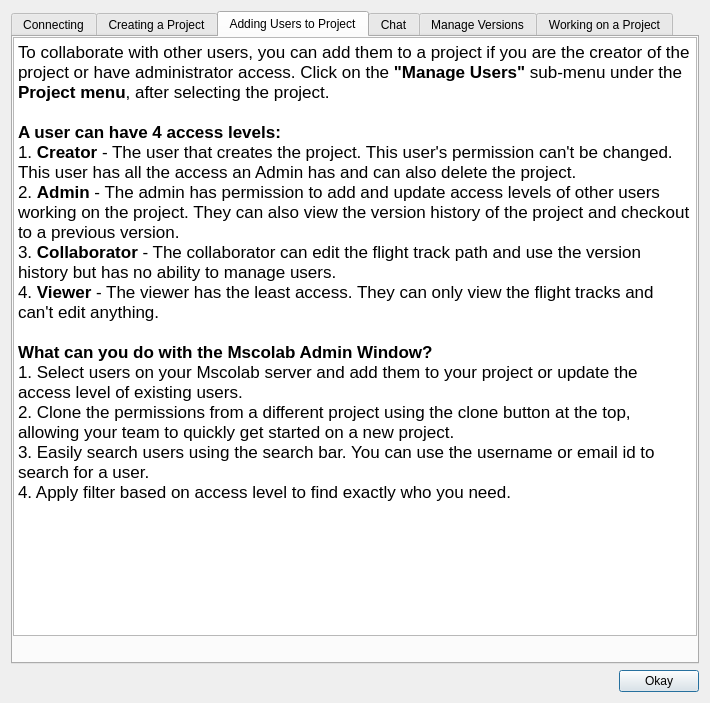
The window that mslib/msui/ui/ui_mscolab_help_dialog.ui (Open-MSS/MSS) describes before a commit, drawn with Qt 5.
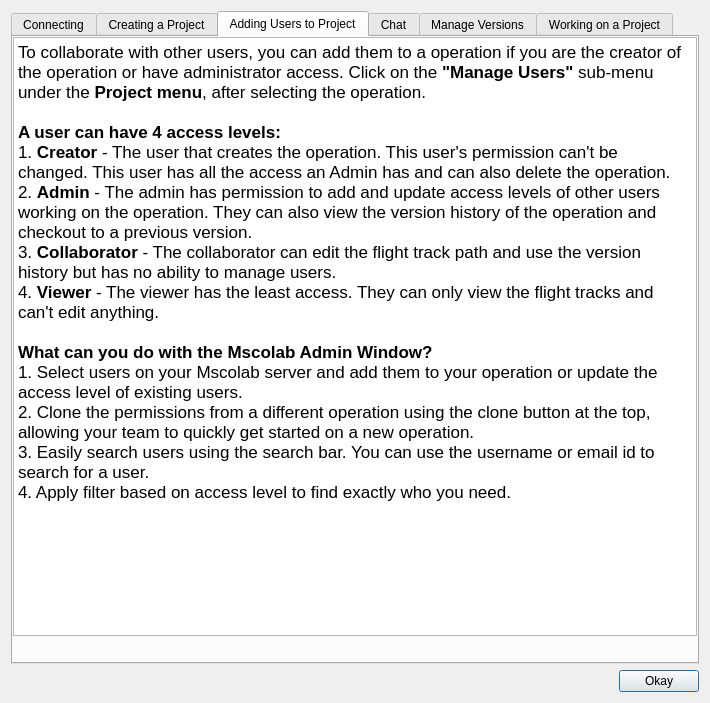
The same window after the commit. The open tabs and pages were chosen to show the change. Icons and pictures are not drawn.

Commit message: project renamed to operation

```diff
--- a/mslib/msui/ui/ui_mscolab_help_dialog.ui
+++ b/mslib/msui/ui/ui_mscolab_help_dialog.ui
@@ -386,17 +386,17 @@
 &lt;html&gt;&lt;head&gt;&lt;meta name=&quot;qrichtext&quot; content=&quot;1&quot; /&gt;&lt;style type=&quot;text/css&quot;&gt;
 p, li { white-space: pre-wrap; }
 &lt;/style&gt;&lt;/head&gt;&lt;body style=&quot; font-family:'.AppleSystemUIFont'; font-size:13pt; font-weight:400; font-style:normal;&quot;&gt;
-&lt;p style=&quot; margin-top:0px; margin-bottom:0px; margin-left:0px; margin-right:0px; -qt-block-indent:0; text-indent:0px;&quot;&gt;&lt;span style=&quot; font-family:'.SF NS Text';&quot;&gt;To collaborate with other users, you can add them to a project if you are the creator of the project or have administrator access. Click on the &lt;/span&gt;&lt;span style=&quot; font-family:'.SF NS Text'; font-weight:600;&quot;&gt;&amp;quot;Manage Users&amp;quot;&lt;/span&gt;&lt;span style=&quot; font-family:'.SF NS Text';&quot;&gt; sub-menu under the &lt;/span&gt;&lt;span style=&quot; font-family:'.SF NS Text'; font-weight:600;&quot;&gt;Project menu&lt;/span&gt;&lt;span style=&quot; font-family:'.SF NS Text';&quot;&gt;, after selecting the project.&lt;/span&gt;&lt;/p&gt;
+&lt;p style=&quot; margin-top:0px; margin-bottom:0px; margin-left:0px; margin-right:0px; -qt-block-indent:0; text-indent:0px;&quot;&gt;&lt;span style=&quot; font-family:'.SF NS Text';&quot;&gt;To collaborate with other users, you can add them to a operation if you are the creator of the operation or have administrator access. Click on the &lt;/span&gt;&lt;span style=&quot; font-family:'.SF NS Text'; font-weight:600;&quot;&gt;&amp;quot;Manage Users&amp;quot;&lt;/span&gt;&lt;span style=&quot; font-family:'.SF NS Text';&quot;&gt; sub-menu under the &lt;/span&gt;&lt;span style=&quot; font-family:'.SF NS Text'; font-weight:600;&quot;&gt;Project menu&lt;/span&gt;&lt;span style=&quot; font-family:'.SF NS Text';&quot;&gt;, after selecting the operation.&lt;/span&gt;&lt;/p&gt;
 &lt;p style=&quot;-qt-paragraph-type:empty; margin-top:0px; margin-bottom:0px; margin-left:0px; margin-right:0px; -qt-block-indent:0; text-indent:0px; font-family:'.SF NS Text';&quot;&gt;&lt;br /&gt;&lt;/p&gt;
 &lt;p style=&quot; margin-top:0px; margin-bottom:0px; margin-left:0px; margin-right:0px; -qt-block-indent:0; text-indent:0px;&quot;&gt;&lt;span style=&quot; font-family:'.SF NS Text'; font-weight:600;&quot;&gt;A user can have 4 access levels:&lt;/span&gt;&lt;/p&gt;
-&lt;p style=&quot; margin-top:0px; margin-bottom:0px; margin-left:0px; margin-right:0px; -qt-block-indent:0; text-indent:0px;&quot;&gt;&lt;span style=&quot; font-family:'.SF NS Text';&quot;&gt;1. &lt;/span&gt;&lt;span style=&quot; font-family:'.SF NS Text'; font-weight:600;&quot;&gt;Creator&lt;/span&gt;&lt;span style=&quot; font-family:'.SF NS Text';&quot;&gt; - The user that creates the project. This user's permission can't be changed. This user has all the access an Admin has and can also delete the project.&lt;/span&gt;&lt;/p&gt;
-&lt;p style=&quot; margin-top:0px; margin-bottom:0px; margin-left:0px; margin-right:0px; -qt-block-indent:0; text-indent:0px;&quot;&gt;&lt;span style=&quot; font-family:'.SF NS Text';&quot;&gt;2. &lt;/span&gt;&lt;span style=&quot; font-family:'.SF NS Text'; font-weight:600;&quot;&gt;Admin&lt;/span&gt;&lt;span style=&quot; font-family:'.SF NS Text';&quot;&gt; - The admin has permission to add and update access levels of other users working on the project. They can also view the version history of the project and checkout to a previous version.&lt;/span&gt;&lt;/p&gt;
+&lt;p style=&quot; margin-top:0px; margin-bottom:0px; margin-left:0px; margin-right:0px; -qt-block-indent:0; text-indent:0px;&quot;&gt;&lt;span style=&quot; font-family:'.SF NS Text';&quot;&gt;1. &lt;/span&gt;&lt;span style=&quot; font-family:'.SF NS Text'; font-weight:600;&quot;&gt;Creator&lt;/span&gt;&lt;span style=&quot; font-family:'.SF NS Text';&quot;&gt; - The user that creates the operation. This user's permission can't be changed. This user has all the access an Admin has and can also delete the operation.&lt;/span&gt;&lt;/p&gt;
+&lt;p style=&quot; margin-top:0px; margin-bottom:0px; margin-left:0px; margin-right:0px; -qt-block-indent:0; text-indent:0px;&quot;&gt;&lt;span style=&quot; font-family:'.SF NS Text';&quot;&gt;2. &lt;/span&gt;&lt;span style=&quot; font-family:'.SF NS Text'; font-weight:600;&quot;&gt;Admin&lt;/span&gt;&lt;span style=&quot; font-family:'.SF NS Text';&quot;&gt; - The admin has permission to add and update access levels of other users working on the operation. They can also view the version history of the operation and checkout to a previous version.&lt;/span&gt;&lt;/p&gt;
 &lt;p style=&quot; margin-top:0px; margin-bottom:0px; margin-left:0px; margin-right:0px; -qt-block-indent:0; text-indent:0px;&quot;&gt;&lt;span style=&quot; font-family:'.SF NS Text';&quot;&gt;3. &lt;/span&gt;&lt;span style=&quot; font-weight:600;&quot;&gt;Collaborator&lt;/span&gt; - The collaborator can edit the flight track path and use the version history but has no ability to manage users.&lt;/p&gt;
 &lt;p style=&quot; margin-top:0px; margin-bottom:0px; margin-left:0px; margin-right:0px; -qt-block-indent:0; text-indent:0px;&quot;&gt;&lt;span style=&quot; font-family:'.SF NS Text';&quot;&gt;4. &lt;/span&gt;&lt;span style=&quot; font-family:'.SF NS Text'; font-weight:600;&quot;&gt;Viewer&lt;/span&gt;&lt;span style=&quot; font-family:'.SF NS Text';&quot;&gt; - The viewer has the least access. They can only view the flight tracks and can't edit anything.&lt;/span&gt;&lt;/p&gt;
 &lt;p style=&quot;-qt-paragraph-type:empty; margin-top:0px; margin-bottom:0px; margin-left:0px; margin-right:0px; -qt-block-indent:0; text-indent:0px; font-family:'.SF NS Text';&quot;&gt;&lt;br /&gt;&lt;/p&gt;
 &lt;p style=&quot; margin-top:0px; margin-bottom:0px; margin-left:0px; margin-right:0px; -qt-block-indent:0; text-indent:0px;&quot;&gt;&lt;span style=&quot; font-family:'.SF NS Text'; font-weight:600;&quot;&gt;What can you do with the Mscolab Admin Window?&lt;/span&gt;&lt;/p&gt;
-&lt;p style=&quot; margin-top:0px; margin-bottom:0px; margin-left:0px; margin-right:0px; -qt-block-indent:0; text-indent:0px;&quot;&gt;&lt;span style=&quot; font-family:'.SF NS Text';&quot;&gt;1. Select users on your Mscolab server and add them to your project or update the access level of existing users.&lt;/span&gt;&lt;/p&gt;
-&lt;p style=&quot; margin-top:0px; margin-bottom:0px; margin-left:0px; margin-right:0px; -qt-block-indent:0; text-indent:0px;&quot;&gt;&lt;span style=&quot; font-family:'.SF NS Text';&quot;&gt;2. Clone the permissions from a different project using the clone button at the top, allowing your team to quickly get started on a new project.&lt;/span&gt;&lt;/p&gt;
+&lt;p style=&quot; margin-top:0px; margin-bottom:0px; margin-left:0px; margin-right:0px; -qt-block-indent:0; text-indent:0px;&quot;&gt;&lt;span style=&quot; font-family:'.SF NS Text';&quot;&gt;1. Select users on your Mscolab server and add them to your operation or update the access level of existing users.&lt;/span&gt;&lt;/p&gt;
+&lt;p style=&quot; margin-top:0px; margin-bottom:0px; margin-left:0px; margin-right:0px; -qt-block-indent:0; text-indent:0px;&quot;&gt;&lt;span style=&quot; font-family:'.SF NS Text';&quot;&gt;2. Clone the permissions from a different operation using the clone button at the top, allowing your team to quickly get started on a new operation.&lt;/span&gt;&lt;/p&gt;
 &lt;p style=&quot; margin-top:0px; margin-bottom:0px; margin-left:0px; margin-right:0px; -qt-block-indent:0; text-indent:0px;&quot;&gt;&lt;span style=&quot; font-family:'.SF NS Text';&quot;&gt;3. Easily search users using the search bar. You can use the username or email id to search for a user.&lt;/span&gt;&lt;/p&gt;
 &lt;p style=&quot; margin-top:0px; margin-bottom:0px; margin-left:0px; margin-right:0px; -qt-block-indent:0; text-indent:0px;&quot;&gt;&lt;span style=&quot; font-family:'.SF NS Text';&quot;&gt;4. Apply filter based on access level to find exactly who you need.&lt;/span&gt;&lt;/p&gt;
 &lt;p style=&quot;-qt-paragraph-type:empty; margin-top:0px; margin-bottom:0px; margin-left:0px; margin-right:0px; -qt-block-indent:0; text-indent:0px; font-family:'.SF NS Text';&quot;&gt;&lt;br /&gt;&lt;/p&gt;&lt;/body&gt;&lt;/html&gt;</string>
```
Left out of the diff: 20 changed lines with no effect on the pictures. The commit also changes 47 other files.
